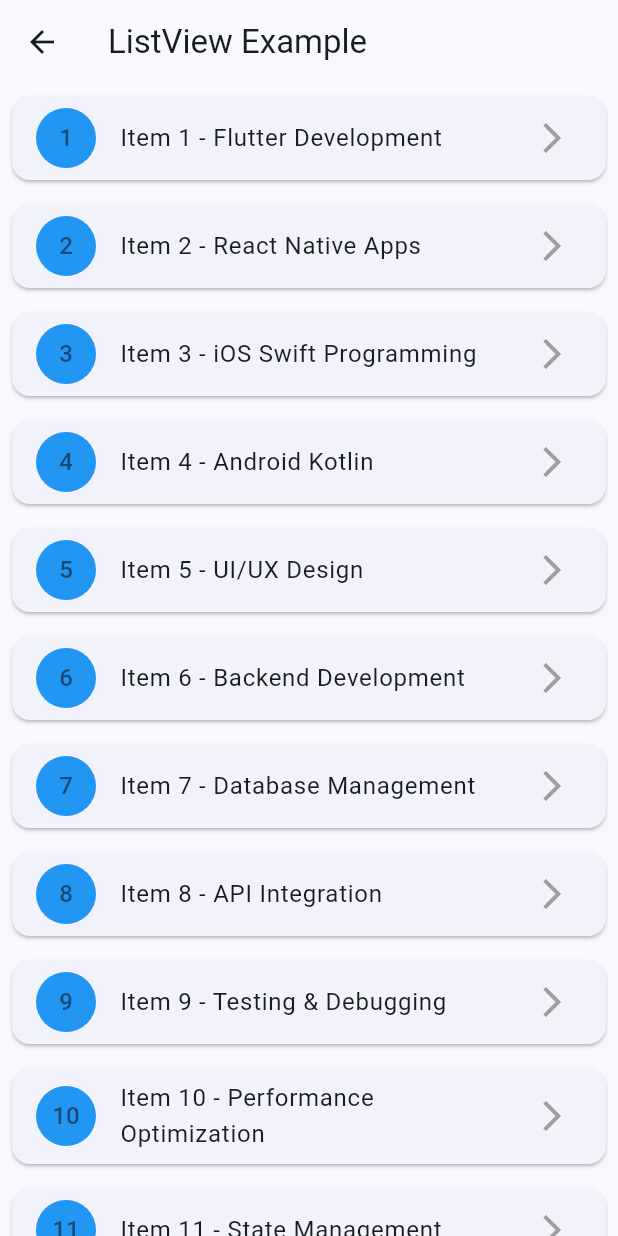
After one commit to kennynguyen1603/navigation, a Flutter app: the screen it shows after launch, after a tap on "Press me", on a phone screen of 412 x 824 dp. The commit adds this screen. Run offline on Flutter 3.47's test engine with Material 3 defaults, Android fonts, the phone set to English and light mode, and no system bars; our stand-ins replace go_router.

Commit message:
Add DetailPage, ListviewPage, and update MyHomePage with navigation features

```diff
--- a/lib/jc_page.dart
+++ b/lib/jc_page.dart
@@ -1,4 +1,6 @@
 import 'package:flutter/material.dart';
+import 'package:sayhi/gestures_page.dart';
+import 'package:sayhi/listview_page.dart';
 
 class MyHomePage extends StatefulWidget {
   const MyHomePage({super.key, required this.title});
@@ -17,12 +19,13 @@ class _MyHomePageState extends State<MyHomePage> {
       body: Column(
         mainAxisAlignment: MainAxisAlignment.spaceEvenly,
         children: [
-          const CircleAvatar(
-            radius: 100,
-            backgroundImage: NetworkImage(
-              'https://developer.android.com/static/codelabs/jetpack-compose-animation/img/jetpack_compose_logo_with_rocket.png?hl=vi',
-            ), // Ảnh đại diện giả lập
-          ),
+          // const CircleAvatar(
+          //   radius: 100,
+          //   backgroundImage: NetworkImage(
+          //     'https://developer.android.com/static/codelabs/jetpack-compose-animation/img/jetpack_compose_logo_with_rocket.png?hl=vi',
+          //   ), // Ảnh đại diện giả lập
+          // ),
+          Image.asset('assets/images/uth.jpeg', width: 200, height: 200),
           const SizedBox(height: 16),
           Column(
             crossAxisAlignment: CrossAxisAlignment.center,
@@ -43,7 +46,11 @@ class _MyHomePageState extends State<MyHomePage> {
           const SizedBox(height: 24),
 
           ElevatedButton(
-            onPressed: () {},
+            onPressed: () {
+              Navigator.of(context).push(
+                MaterialPageRoute(builder: (context) => const ListviewPage()),
+              );
+            },
             style: ElevatedButton.styleFrom(backgroundColor: Colors.blue),
             child: const Text(
               'Press me',
--- /dev/null
+++ b/lib/listview_page.dart
@@ -0,0 +1,84 @@
+import 'package:flutter/material.dart';
+import 'package:sayhi/detail_page.dart';
+
+class ListviewPage extends StatefulWidget {
+  const ListviewPage({super.key});
+
+  @override
+  State<ListviewPage> createState() => _ListviewPageState();
+}
+
+class _ListviewPageState extends State<ListviewPage> {
+  final List<String> items = const [
+    'Item 1 - Flutter Development',
+    'Item 2 - React Native Apps',
+    'Item 3 - iOS Swift Programming',
+    'Item 4 - Android Kotlin',
+    'Item 5 - UI/UX Design',
+    'Item 6 - Backend Development',
+    'Item 7 - Database Management',
+    'Item 8 - API Integration',
+    'Item 9 - Testing & Debugging',
+    'Item 10 - Performance Optimization',
+    'Item 11 - State Management',
+    'Item 12 - Animation & Transitions',
+    'Item 13 - Custom Widgets',
+    'Item 14 - Platform Channels',
+    'Item 15 - Firebase Integration',
+    'Item 16 - Push Notifications',
+    'Item 17 - Local Storage',
+    'Item 18 - Network Requests',
+    'Item 19 - Security Implementation',
+    'Item 20 - App Store Deployment',
+    'Item 1 - Flutter Development',
+    'Item 2 - React Native Apps',
+    'Item 3 - iOS Swift Programming',
+    'Item 4 - Android Kotlin',
+    'Item 5 - UI/UX Design',
+    'Item 6 - Backend Development',
+    'Item 7 - Database Management',
+    'Item 8 - API Integration',
+    'Item 9 - Testing & Debugging',
+    'Item 10 - Performance Optimization',
+    'Item 11 - State Management',
+    'Item 12 - Animation & Transitions',
+    'Item 13 - Custom Widgets',
+    'Item 14 - Platform Channels',
+    'Item 15 - Firebase Integration',
+    'Item 16 - Push Notifications',
+    'Item 17 - Local Storage',
+    'Item 18 - Network Requests',
+    'Item 19 - Security Implementation',
+    'Item 20 - App Store Deployment',
+  ];
+  final ScrollController _scrollController = ScrollController();
+  @override
+  Widget build(BuildContext context) {
+    return Scaffold(
+      appBar: AppBar(title: const Text('ListView Example')),
+      body: ListView.builder(
+        controller: _scrollController,
+        itemCount: items.length,
+        itemBuilder: (context, index) {
+          return Card(
+            margin: const EdgeInsets.all(8.0),
+            child: ListTile(
+              onTap: () {
+                // Navigate to detail page when tapped
+                Navigator.of(
+                  context,
+                ).push(MaterialPageRoute(builder: (context) => DetailPage()));
+              },
+              title: Text(items[index]),
+              leading: CircleAvatar(
+                backgroundColor: Colors.blue,
+                child: Text('${index + 1}'),
+              ),
+              trailing: const Icon(Icons.arrow_forward_ios, color: Colors.grey),
+            ),
+          );
+        },
+      ),
+    );
+  }
+}
--- a/lib/main.dart
+++ b/lib/main.dart
@@ -1,6 +1,8 @@
 import 'package:flutter/material.dart';
 import 'package:go_router/go_router.dart';
-import 'gestures_page.dart';
+import 'package:sayhi/jc_page.dart';
+import 'package:sayhi/listview_page.dart';
+// import 'gestures_page.dart';
 
 void main() {
   runApp(const MyApp());
@@ -27,37 +29,37 @@ class ThemeProvider extends InheritedWidget {
   }
 }
 
-final GoRouter _router = GoRouter(
-  routes: [
-    GoRoute(
-      path: '/',
-      builder: (context, state) => const MainScreen(),
-      routes: [
-        GoRoute(path: 'text', builder: (context, state) => const TextDemo()),
-        GoRoute(path: 'image', builder: (context, state) => const ImageDemo()),
-        GoRoute(path: 'input', builder: (context, state) => const InputDemo()),
-        GoRoute(
-          path: 'buttons',
-          builder: (context, state) => const ButtonDemo(),
-        ),
-        GoRoute(path: 'cards', builder: (context, state) => const CardDemo()),
-        GoRoute(
-          path: 'layouts',
-          builder: (context, state) => const LayoutDemo(),
-        ),
-        GoRoute(
-          path: 'animations',
-          builder: (context, state) => const AnimationDemo(),
-        ),
-        GoRoute(path: 'lists', builder: (context, state) => const ListDemo()),
-        GoRoute(
-          path: 'gestures',
-          builder: (context, state) => const GesturesPage(),
-        ),
-      ],
-    ),
-  ],
-);
+// final GoRouter _router = GoRouter(
+//   routes: [
+//     GoRoute(
+//       path: '/',
+//       builder: (context, state) => const MainScreen(),
+//       routes: [
+//         GoRoute(path: 'text', builder: (context, state) => const TextDemo()),
+//         GoRoute(path: 'image', builder: (context, state) => const ImageDemo()),
+//         GoRoute(path: 'input', builder: (context, state) => const InputDemo()),
+//         GoRoute(
+//           path: 'buttons',
+//           builder: (context, state) => const ButtonDemo(),
+//         ),
+//         GoRoute(path: 'cards', builder: (context, state) => const CardDemo()),
+//         GoRoute(
+//           path: 'layouts',
+//           builder: (context, state) => const LayoutDemo(),
+//         ),
+//         GoRoute(
+//           path: 'animations',
+//           builder: (context, state) => const AnimationDemo(),
+//         ),
+//         GoRoute(path: 'lists', builder: (context, state) => const ListDemo()),
+//         GoRoute(
+//           path: 'gestures',
+//           builder: (context, state) => const GesturesPage(),
+//         ),
+//       ],
+//     ),
+//   ],
+// );
 
 class ComponentItem {
   final IconData icon;
@@ -160,24 +162,36 @@ class _MyAppState extends State<MyApp> {
 
   @override
   Widget build(BuildContext context) {
-    return MaterialApp.router(
-      routerConfig: _router,
+    // return MaterialApp.router(
+    //   routerConfig: _router,
+    //   debugShowCheckedModeBanner: false,
+    //   title: 'Enhanced UI Components',
+    //   theme: ThemeData(
+    //     useMaterial3: true,
+    //     colorScheme: ColorScheme.fromSeed(
+    //       seedColor: Colors.deepPurple,
+    //       brightness: isDarkMode ? Brightness.dark : Brightness.light,
+    //     ),
+    //   ),
+    //   builder: (context, child) {
+    //     return ThemeProvider(
+    //       isDarkMode: isDarkMode,
+    //       toggleTheme: () => setState(() => isDarkMode = !isDarkMode),
+    //       child: child!,
+    //     );
+    //   },
+    // );
+    return MaterialApp(
       debugShowCheckedModeBanner: false,
-      title: 'Enhanced UI Components',
+      title: 'UI Components Demo',
       theme: ThemeData(
         useMaterial3: true,
         colorScheme: ColorScheme.fromSeed(
-          seedColor: Colors.deepPurple,
-          brightness: isDarkMode ? Brightness.dark : Brightness.light,
+          seedColor: Colors.blue,
+          brightness: Brightness.light,
         ),
       ),
-      builder: (context, child) {
-        return ThemeProvider(
-          isDarkMode: isDarkMode,
-          toggleTheme: () => setState(() => isDarkMode = !isDarkMode),
-          child: child!,
-        );
-      },
+      home: const MyHomePage(title: 'Navigation Page'),
     );
   }
 }
@@ -422,6 +436,7 @@ class TextDemo extends StatelessWidget {
                             style: TextStyle(
                               backgroundColor: Colors.yellow[200],
                               fontWeight: FontWeight.w600,
+                              fontFamily: 'Courier New',
                             ),
                           ),
                         ],
```
Also changed, not shown: lib/detail_page.dart (added, +37 -0 lines).
